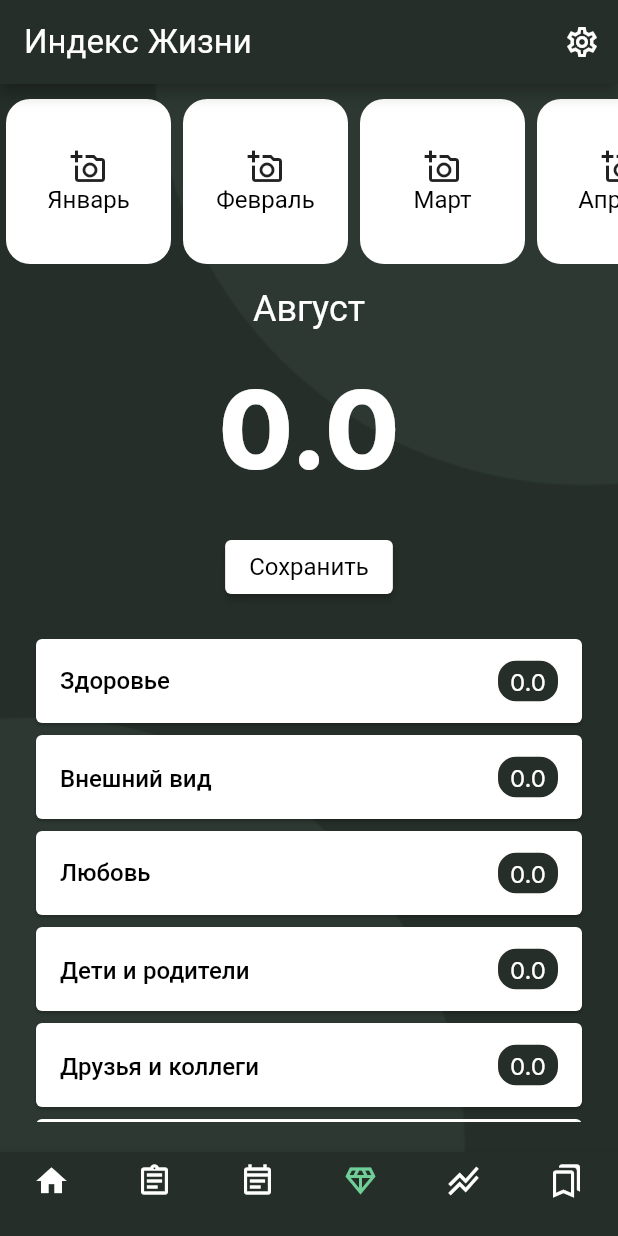
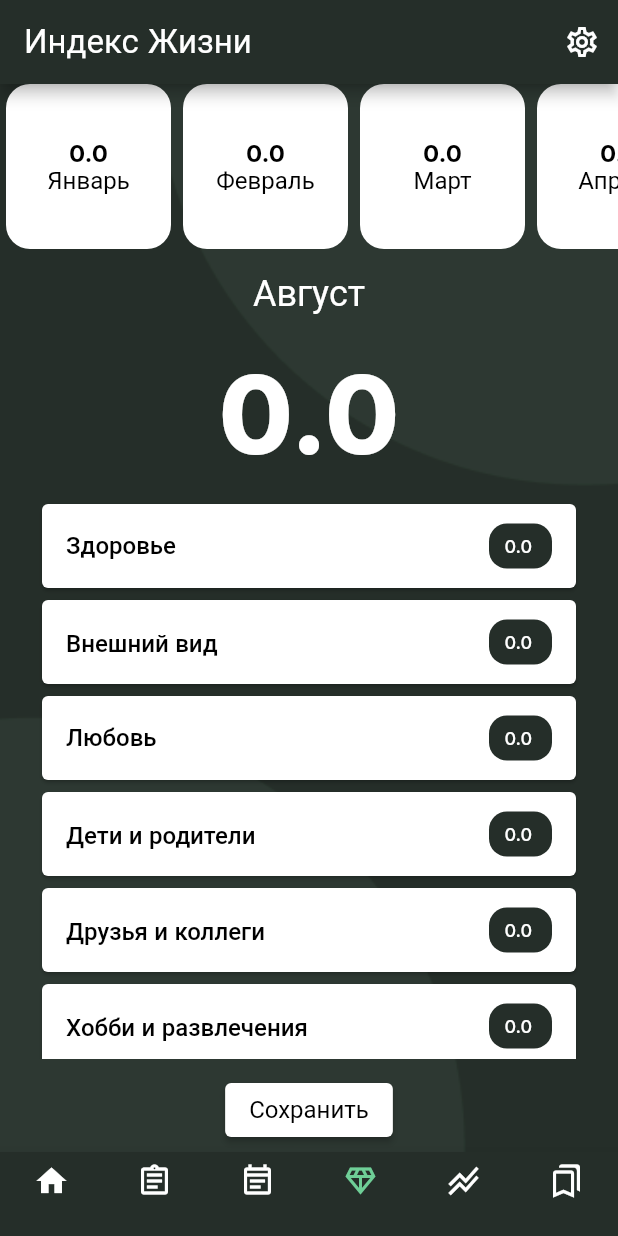
Before and after one commit to artemka-web3/IamAppV2, a Flutter app: the MyApp screen opened directly, item 4 of the bottom bar chosen, after a tap on "Сохранить", on a phone screen of 412 x 824 dp. Run offline on Flutter 3.47's test engine with Material 2 defaults, Android fonts, the phone set to English and light mode, and no system bars; our stand-ins replace bloc, firebase_auth, firebase_core, firebase_database, firebase_messaging, flutter_bloc and 8 more; missing offline and left inert: syncfusion_flutter_xlsio; accounts and stored records are empty; project files that could hold a hidden picture were left out.

Commit message:
Rework lifeindex

```diff
--- a/lib/pages/index_of_life.dart
+++ b/lib/pages/index_of_life.dart
@@ -1,4 +1,5 @@
 import 'package:flutter/material.dart';
+import 'package:flutter/services.dart';
 import 'package:flutter_bloc/flutter_bloc.dart';
 import 'package:i_am_app/pages/bloc/bloc/user_bloc.dart';
 import 'package:i_am_app/classes/models/life_index.dart' as li;
@@ -49,19 +50,19 @@ class _LifeIndexState extends State<LifeIndex> {
     'Самоконтроль',
     'Уверенность в себе',
   ];
-  final _controller = TextEditingController();
+  final List<TextEditingController> controllers = [];
 
   @override
-  void dispose() {
-    _controller.dispose();
-    super.dispose();
+  void initState() {
+    super.initState();
+    for (var i = 0; i < spheres.length; i++) {
+      controllers.add(TextEditingController());
+    }
   }
 
   @override
   Widget build(BuildContext context) {
-    return Padding(
-      padding: EdgeInsets.only(top: 10.0),
-      child: BlocBuilder<UserBloc, UserState>(
+    return BlocBuilder<UserBloc, UserState>(
       builder: (context, state) {
         if (state is UserInitial) {
           List<double> buf = [];
@@ -74,10 +75,16 @@ class _LifeIndexState extends State<LifeIndex> {
                 indexMonth,
               ),
               indexes: buf);
+          for (var i = 0; i < controllers.length; i++) {
+            controllers[i].text = '0.0';
+          }
           if (state.user.index.isNotEmpty) {
             for (var i in state.user.index) {
               if (i.date.month == indexMonth) {
                 data = i;
+                for (var j = 0; j < controllers.length; j++) {
+                  controllers[j].text = i.indexes?[j].toString() ?? '0.0';
+                }
                 break;
               }
             }
@@ -105,7 +112,25 @@ class _LifeIndexState extends State<LifeIndex> {
                                 child: Column(
                                   mainAxisAlignment: MainAxisAlignment.center,
                                   children: [
-                                      Icon(Icons.add_a_photo_outlined),
+                                    Builder(
+                                      builder: (context) {
+                                        double lifesum = 0.0;
+                                        final list = state.user.index;
+                                        for (var i = 0; i < list.length; i++) {
+                                          if (list[i].date.month == index) {
+                                            lifesum = list[i].lifeIndex;
+                                          }
+                                        }
+                                        return Text(
+                                          lifesum.toString(),
+                                          style: Theme.of(context)
+                                              .textTheme
+                                              .bodyMedium!
+                                              .copyWith(
+                                                  fontWeight: FontWeight.w700),
+                                        );
+                                      },
+                                    ),
                                     Text(months[index - 1])
                                   ],
                                 ),
@@ -115,6 +140,10 @@ class _LifeIndexState extends State<LifeIndex> {
                               for (var i in state.user.index) {
                                 if (i.date.month == index) {
                                   data = i;
+                                  for (var j = 0; j < controllers.length; j++) {
+                                    controllers[j].text =
+                                        i.indexes?[j].toString() ?? '0.0';
+                                  }
                                   break;
                                 }
                               }
@@ -146,23 +175,10 @@ class _LifeIndexState extends State<LifeIndex> {
                             fontSize: 72,
                             fontWeight: FontWeight.w800))),
               ),
-                SizedBox(
-                  height: 18.0,
-                ),
-                ElevatedButton(
-                    style: ButtonStyle(
-                        backgroundColor:
-                            MaterialStatePropertyAll(Colors.white)),
-                    onPressed: () => context
-                        .read<UserBloc>()
-                        .add(UpdateIndex(phone: state.user.phone, index: data)),
-                    child: Text(
-                      'Сохранить',
-                      style: Theme.of(context).textTheme.bodyMedium,
-                    )),
               Expanded(
                 child: Padding(
-                  padding: EdgeInsets.all(20),
+                  padding:
+                      EdgeInsets.symmetric(horizontal: 24.0, vertical: 6.0),
                   child: Container(
                     child: ListView.builder(
                       scrollDirection: Axis.vertical,
@@ -171,8 +187,7 @@ class _LifeIndexState extends State<LifeIndex> {
                         return Card(
                           child: ListTile(
                             shape: RoundedRectangleBorder(
-                                      borderRadius:
-                                          BorderRadius.circular(15.0)),
+                                borderRadius: BorderRadius.circular(15.0)),
                             title: Text(
                               spheres[index],
                               style: TextStyle(
@@ -180,62 +195,57 @@ class _LifeIndexState extends State<LifeIndex> {
                             ),
                             tileColor: Colors.white,
                             trailing: Container(
-                                    padding: EdgeInsets.symmetric(
-                                        horizontal: 8, vertical: 4),
+                              width: 42,
+                              height: 30,
                               decoration: BoxDecoration(
                                 color: Color(0xFF252E29),
                                 borderRadius: BorderRadius.circular(12),
                               ),
-                                    child: Text(
-                                      data.indexes![index].toString(),
+                              child: Center(
+                                child: TextFormField(
+                                  keyboardType: TextInputType.number,
+                                  controller: controllers[index],
+                                  textAlign: TextAlign.center,
+                                  inputFormatters: [
+                                    LengthLimitingTextInputFormatter(4),
+                                  ],
+                                  decoration: InputDecoration(
+                                      border: InputBorder.none, hintText: '0'),
                                   style: TextStyle(
-                                          color: Colors.white, fontSize: 16.0),
+                                      color: Colors.white, fontSize: 12.0),
                                 ),
                               ),
-                                  onTap: () {
-                                    showDialog(
-                                        context: context,
-                                        builder: (context) {
-                                          return AlertDialog(
-                                            title: Text('Введите текст'),
-                                            content: TextFormField(
-                                              keyboardType:
-                                                  TextInputType.number,
-                                              // Вместо controller вы также можете использовать onChanged метод для получения значения введенного текста
-                                              controller: _controller,
-                                              style: Theme.of(context)
-                                                  .textTheme
-                                                  .bodyMedium,
-                                              decoration: InputDecoration(
-                                                  hintText: "Введите текст",
-                                                  hintStyle: TextStyle(
-                                                      color: Colors.grey)),
                             ),
-                                            actions: <Widget>[
+                          ),
+                        );
+                      },
+                    ),
+                  ),
+                ),
+              ),
+              SizedBox(
+                height: 4.0,
+              ),
               ElevatedButton(
-                                                child: Text('СОХРАНИТЬ'),
+                style: ButtonStyle(
+                    backgroundColor: MaterialStatePropertyAll(Colors.white)),
                 onPressed: () {
-                                                  data.indexes![index] =
-                                                      double.tryParse(
-                                                              _controller
-                                                                  .text) ??
-                                                          data.indexes![index];
-                                                  context.read<UserBloc>().add(
-                                                      UpdateIndex(
-                                                          phone:
-                                                              state.user.phone,
-                                                          index: data));
-                                                  Navigator.of(context).pop();
+                  for (var i = 0; i < controllers.length; i++) {
+                    data.indexes?[i] =
+                        double.tryParse(controllers[i].text) ?? 0.0;
+                  }
+                  context
+                      .read<UserBloc>()
+                      .add(UpdateIndex(phone: state.user.phone, index: data));
                 },
-                                              )
-                                            ],
-                                          );
-                                        });
-                                    ;
-                                  }));
-                        }),
+                child: Text(
+                  'Сохранить',
+                  style: Theme.of(context).textTheme.bodyMedium,
                 ),
-                ))
+              ),
+              SizedBox(
+                height: 4.0,
+              ),
             ],
           );
         } else {
@@ -246,7 +256,6 @@ class _LifeIndexState extends State<LifeIndex> {
           );
         }
       },
-      ),
     );
   }
 }
```
Lines whose indentation alone changed are shown as unchanged.
